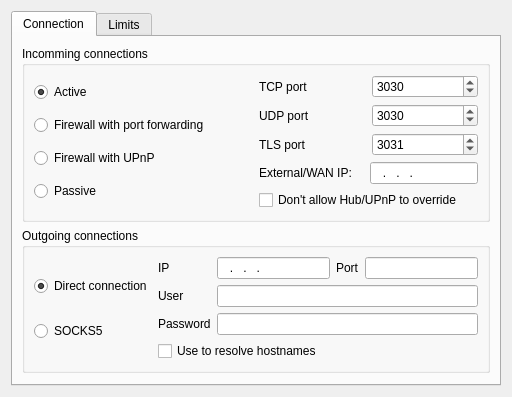
eiskaltdcpp/eiskaltdcpp, file eiskaltdcpp/ui/UISettingsConnection.ui: the form before one commit.
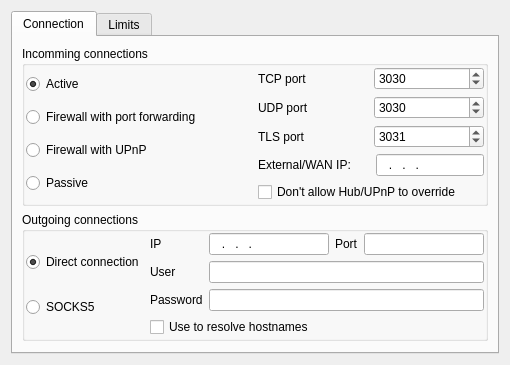
The form after the commit.

```diff
--- a/eiskaltdcpp/ui/UISettingsConnection.ui
+++ b/eiskaltdcpp/ui/UISettingsConnection.ui
@@ -6,8 +6,8 @@
    <rect>
     <x>0</x>
     <y>0</y>
-    <width>512</width>
-    <height>362</height>
+    <width>510</width>
+    <height>323</height>
    </rect>
   </property>
   <property name="windowTitle">
@@ -33,6 +33,9 @@
           <string>Incomming connections</string>
          </property>
          <layout class="QGridLayout" name="gridLayout_5">
+          <property name="margin">
+           <number>1</number>
+          </property>
           <item row="0" column="0">
            <widget class="QWidget" name="widget" native="true">
             <layout class="QGridLayout" name="gridLayout_2">
@@ -188,6 +191,9 @@
           <string>Outgoing connections</string>
          </property>
          <layout class="QGridLayout" name="gridLayout_7">
+          <property name="margin">
+           <number>1</number>
+          </property>
           <item row="0" column="0">
            <widget class="QWidget" name="widget_2" native="true">
             <layout class="QGridLayout" name="gridLayout_6">
```
